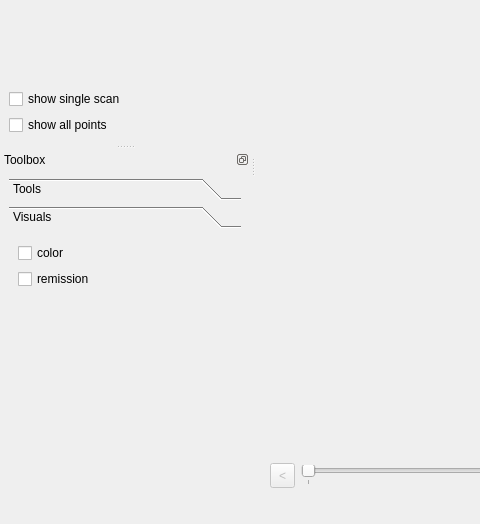
Qt form src/MainFrame.ui (jbehley/point_labeler) before a commit; both pictures show x 0 to 480 and y 218 to 742 of the 1048 by 742 pixel window.
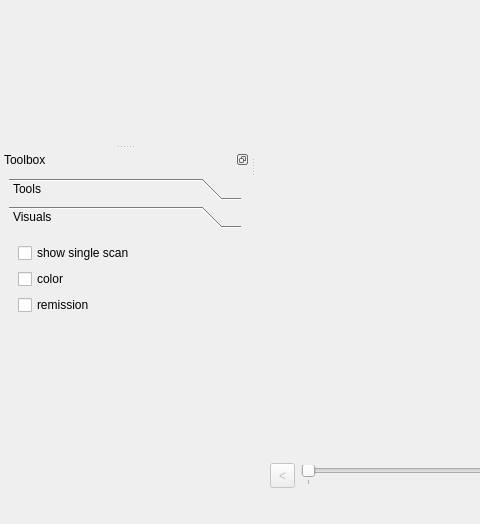
The same form after that commit. The open tabs and pages were chosen to show the change. Custom widgets are drawn as their Qt base class.

Commit message: always show all points in overlapping area.

Patch:
```diff
--- a/src/MainFrame.ui
+++ b/src/MainFrame.ui
@@ -237,20 +237,6 @@
        </item>
       </layout>
      </item>
-     <item>
-      <widget class="QCheckBox" name="chkShowSingleScan">
-       <property name="text">
-        <string>show single scan</string>
-       </property>
-      </widget>
-     </item>
-     <item>
-      <widget class="QCheckBox" name="chkShowAllPoints">
-       <property name="text">
-        <string>show all points</string>
-       </property>
-      </widget>
-     </item>
     </layout>
    </widget>
   </widget>
@@ -773,13 +759,20 @@
           <x>0</x>
           <y>0</y>
           <width>232</width>
-          <height>194</height>
+          <height>228</height>
          </rect>
         </property>
         <attribute name="label">
          <string>Visuals</string>
         </attribute>
         <layout class="QVBoxLayout" name="verticalLayout_7">
+         <item>
+          <widget class="QCheckBox" name="chkShowSingleScan">
+           <property name="text">
+            <string>show single scan</string>
+           </property>
+          </widget>
+         </item>
          <item>
           <widget class="QCheckBox" name="chkShowColor">
            <property name="text">
```
Left out of the diff: 2 changed lines with no effect on the pictures. The commit also changes 4 other files.
